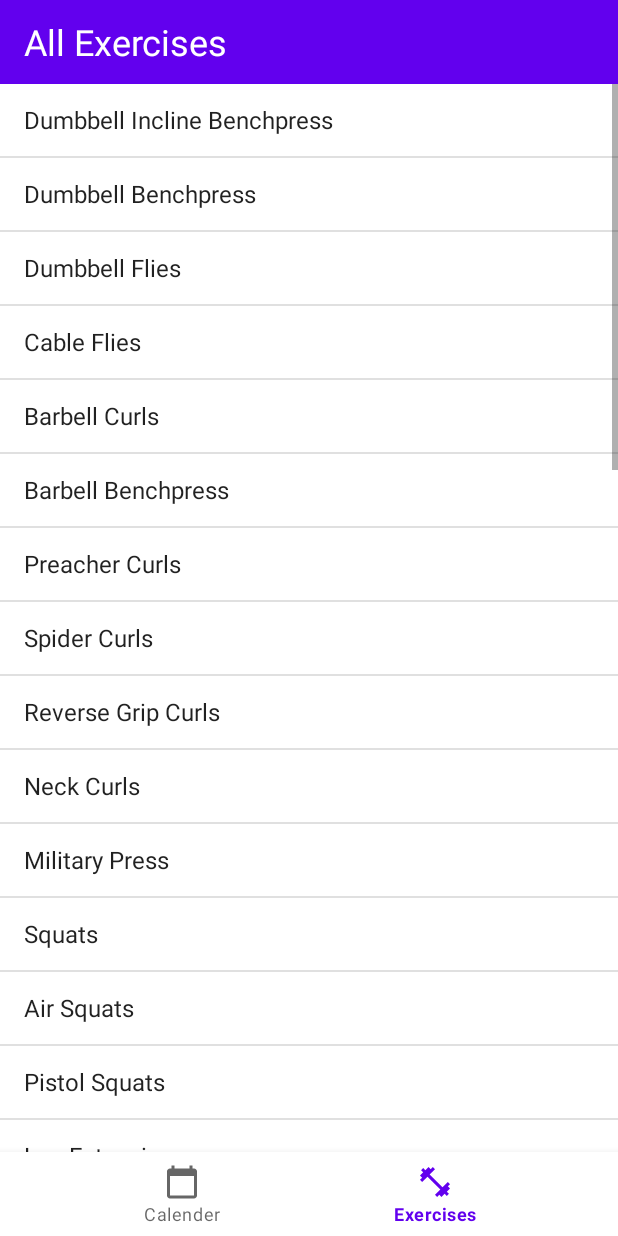
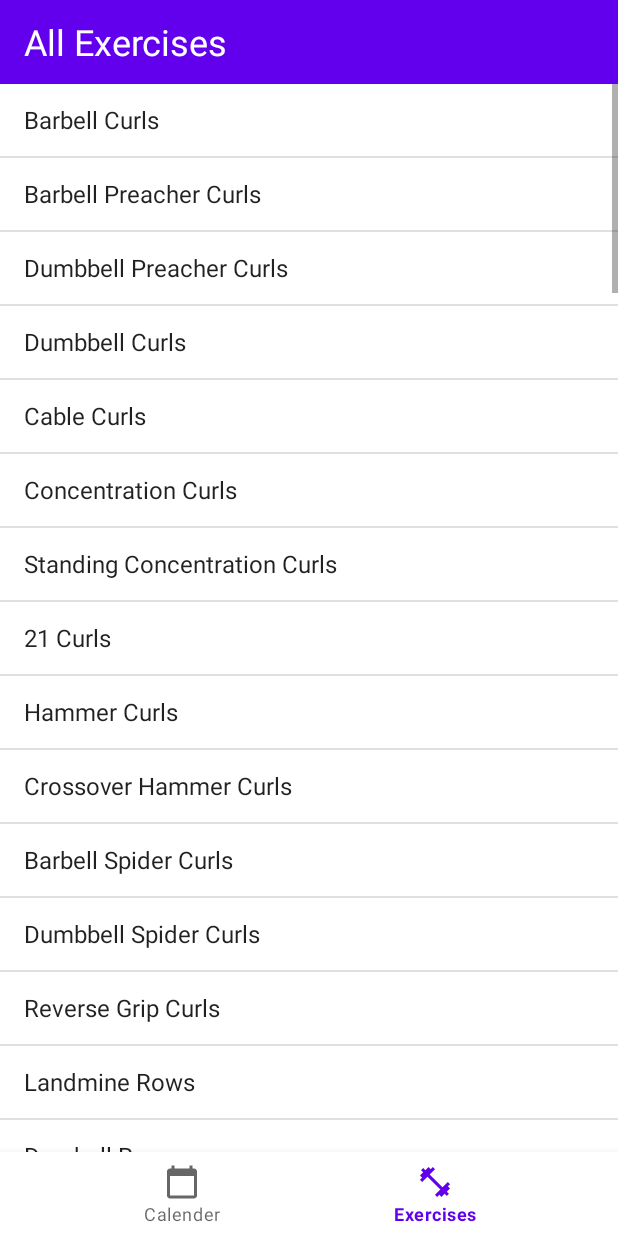
Before and after one commit to CarlFredrikAhl/ExamenApp, an Android app: the screen it shows after launch (MainActivity), item 2 of the bottom bar chosen, on a phone screen of 412 x 824 dp. Run offline under Robolectric (Android 15) with nearby library versions, the phone set to English and light mode, and no system bars.

```diff
--- a/app/src/main/java/com/example/examenapp/Exercise.java
+++ b/app/src/main/java/com/example/examenapp/Exercise.java
@@ -88,7 +88,7 @@ public class Exercise {
 
         for(MySet set : sets) {
             if(!useBodyweight) {
-                if(set.reps.equals("Till Failure/Not Counting")) {
+                if(set.reps.equals("Till Failure/Forced Reps/Not Counting")) {
                     totalWeight += set.weight;
 
                 } else {
@@ -97,7 +97,7 @@ public class Exercise {
                 }
 
             } else {
-                if(set.reps.equals("Till Failure/Not Counting")) {
+                if(set.reps.equals("Till Failure/Forced Reps/Not Counting")) {
                     totalWeight += set.weight + SettingsFragment.getUserWeight(context);
 
                 } else {
--- a/app/src/main/java/com/example/examenapp/ExerciseDataActivity.java
+++ b/app/src/main/java/com/example/examenapp/ExerciseDataActivity.java
@@ -115,7 +115,7 @@ public class ExerciseDataActivity extends AppCompatActivity {
                     String reps;
 
                     if(failureSwitch.isChecked()) {
-                        reps = "Till Failure/Not Counting";
+                        reps = "Till Failure/Forced Reps/Not Counting";
 
                     } else {
                         reps = repsPicker.getText().toString();
--- a/app/src/main/java/com/example/examenapp/Exercises.java
+++ b/app/src/main/java/com/example/examenapp/Exercises.java
@@ -24,46 +24,89 @@ public final class Exercises {
     private static SharedPreferences sharedPreferences;
 
     public static ArrayList<String> getAllExercises() {
+        //Bicep, Back & Abs
+        allExercises.add("Barbell Curls");
+        allExercises.add("Barbell Preacher Curls");
+        allExercises.add("Dumbbell Preacher Curls");
+        allExercises.add("Dumbbell Curls");
+        allExercises.add("Cable Curls");
+        allExercises.add("Concentration Curls");
+        allExercises.add("Standing Concentration Curls");
+        allExercises.add("21 Curls");
+        allExercises.add("Hammer Curls");
+        allExercises.add("Crossover Hammer Curls");
+        allExercises.add("Barbell Spider Curls");
+        allExercises.add("Dumbbell Spider Curls");
+        allExercises.add("Reverse Grip Curls");
+        allExercises.add("Landmine Rows");
+        allExercises.add("Dumbell Rows");
+        allExercises.add("Barbell Rows");
+        allExercises.add("Chest-Supported Cable Rows");
+        allExercises.add("Chest-Supported Dumbell Rows");
+        allExercises.add("Lat Pulldowns");
+        allExercises.add("Bicycle Crunches");
+        allExercises.add("Circle Crunches");
+        allExercises.add("Leg Raises");
+        allExercises.add("Leg Raises Bent Legs");
+        allExercises.add("Pull Ups");
+        allExercises.add("Close Pull Ups");
+        allExercises.add("Chins");
+        allExercises.add("Close Chins");
+        allExercises.add("Sit Ups");
+        allExercises.add("Plank");
+
+        //Chest & Triceps
+        allExercises.add("Barbell Benchpress");
+        allExercises.add("Barbell Close Grip Benchpress");
+        allExercises.add("Barbell Incline Benchpress");
+        allExercises.add("Barbell Decline Benchpress");
+        allExercises.add("Dumbbell Benchpress");
         allExercises.add("Dumbbell Incline Benchpress");
-        allExercises.add("Dumbbell Benchpress");
+        allExercises.add("Dumbbell Decline Benchpress");
+        allExercises.add("Cable Benchpress");
+        allExercises.add("Cable Incline Benchpress");
+        allExercises.add("Cable Decline Benchpress");
         allExercises.add("Dumbbell Flies");
         allExercises.add("Cable Flies");
-        allExercises.add("Barbell Curls");
-        allExercises.add("Barbell Benchpress");
-        allExercises.add("Preacher Curls");
-        allExercises.add("Spider Curls");
-        allExercises.add("Reverse Grip Curls");
-        allExercises.add("Neck Curls");
+        allExercises.add("Dips");
+        allExercises.add("Tricep Extensions");
+        allExercises.add("Tricep Overhead Press");
+        allExercises.add("Push Ups");
+        allExercises.add("Decline Push Ups");
+        allExercises.add("Incline Push Ups");
+        allExercises.add("Diamond Push Ups");
+        allExercises.add("Decline Diamond Push Ups");
+        allExercises.add("Incline Diamond Push Ups");
+
+        //Legs, Shoulders & Traps
         allExercises.add("Military Press");
         allExercises.add("Squats");
         allExercises.add("Air Squats");
         allExercises.add("Pistol Squats");
         allExercises.add("Leg Extensions");
         allExercises.add("Calf Raises");
-        allExercises.add("Bicycle Crunches");
-        allExercises.add("Circle Crunches");
-        allExercises.add("Dips");
-        allExercises.add("Tricep Extensions");
-        allExercises.add("Tricep Overhead Press");
-        allExercises.add("Pull Ups");
         allExercises.add("Box Jump");
-        allExercises.add("Chins");
-        allExercises.add("Push Ups");
-        allExercises.add("Burpees");
-        allExercises.add("Sit Ups");
-        allExercises.add("Plank");
-        allExercises.add("Jumping Jacks");
         allExercises.add("Kettlebell Swings");
         allExercises.add("Front Raises");
+        allExercises.add("Overhead Trap Raises");
         allExercises.add("Lateral Raises");
-        allExercises.add("Lat Pulldowns");
-        allExercises.add("Barbell Incline Benchpress");
-        allExercises.add("Landmine Rows");
-        allExercises.add("One arm rows");
+        allExercises.add("Cable Lateral Raises");
+        allExercises.add("Cable Lateral Raises");
+        allExercises.add("Farmers Walk Straps");
+        allExercises.add("Barbell Shrugs");
+        allExercises.add("Dumbell Shrugs");
+        allExercises.add("Rack Pulls");
+
+        //Neck (not including traps) & Forearms
+        allExercises.add("Front Neck Curl");
+        allExercises.add("Back Neck Curl");
+        allExercises.add("Right Neck Curl");
+        allExercises.add("Left Neck Curl");
         allExercises.add("Farmers Walk");
-        allExercises.add("Shrugs");
-        allExercises.add("Rack Pulls");
-        allExercises.add("Dumbbell Curls");
+
+        //Cardio/full body
+        allExercises.add("Burpees");
+        allExercises.add("Jumping Jacks");
 
         return allExercises;
     }
--- a/app/src/main/java/com/example/examenapp/SetsActivity.java
+++ b/app/src/main/java/com/example/examenapp/SetsActivity.java
@@ -143,7 +143,7 @@ public class SetsActivity extends AppCompatActivity {
         ArrayList<MySet> sets = getExercise().sets;
         ArrayList<String> setsData = new ArrayList<>();
 
-        String exerciseName = getExercise().name;
+        exerciseName = Exercises.getExercise(exerciseId).name;
 
         for(MySet set : sets) {
             String nrOfSets = String.valueOf(sets.size());
--- a/app/src/main/res/layout/activity_exercise_data.xml
+++ b/app/src/main/res/layout/activity_exercise_data.xml
@@ -83,18 +83,19 @@
         android:paddingLeft="10dp"
         android:textSize="18dp"
         android:layout_below="@id/repsPickerTitle"
-        android:text="Till Failure">
+        android:text="Till Failure/Forced Reps/Not Counting">
 
     </TextView>
 
     <EditText
+        android:id="@+id/repsPicker"
         android:layout_width="250dp"
         android:layout_height="wrap_content"
         android:layout_below="@id/repsPickerTitle"
         android:layout_alignParentEnd="true"
-        android:id="@+id/repsPicker"
+        android:inputType="number"
         android:paddingLeft="10dp"
-        android:inputType="number"
+        android:layout_marginTop="10dp"
         android:visibility="invisible">
 
     </EditText>
```
